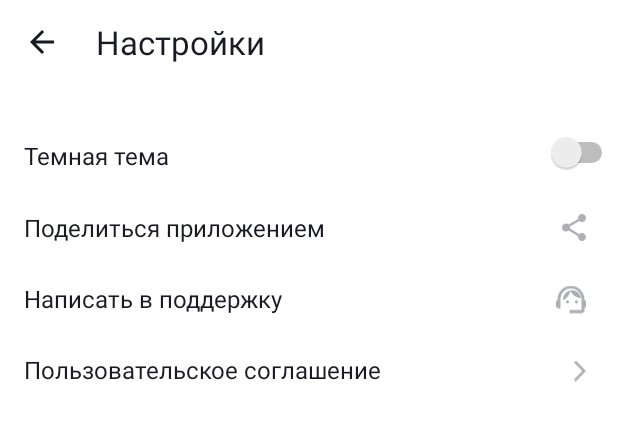
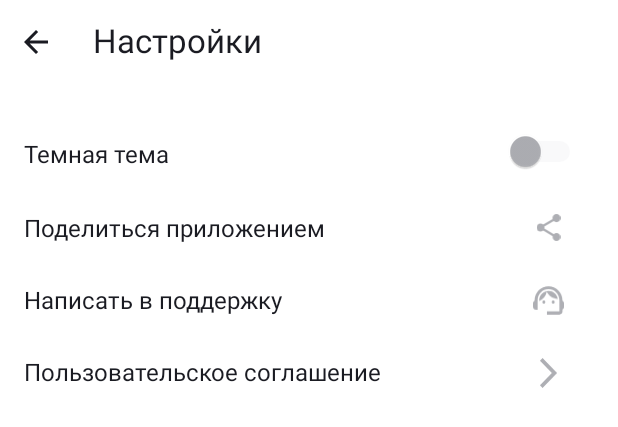
Before and after one commit to MajoritySky2496/Playlist-Maker, an Android app: the layout activity_settings.xml on its own in the app's theme, with its tools: preview values and no code run, on a phone screen of 412 x 824 dp. Shown: the top 427 px of the screen. Run offline under Robolectric (Android 15) with nearby library versions, the phone set to English and light mode, and no system bars.

Commit message:
My Second Commit

```diff
--- a/app/src/main/java/com/example/playlistmaker/MainActivity.kt
+++ b/app/src/main/java/com/example/playlistmaker/MainActivity.kt
@@ -10,19 +10,19 @@ class MainActivity : AppCompatActivity() {
         super.onCreate(savedInstanceState)
         setContentView(R.layout.activity_main)
 
-        val search_button = findViewById<Button>(R.id.search_button)
-        val mediateca_button = findViewById<Button>(R.id.mediateca_button)
-        val setting_button = findViewById<Button>(R.id.settings_button)
+        val searchButton = findViewById<Button>(R.id.search_button)
+        val mediatecaButton = findViewById<Button>(R.id.mediateca_button)
+        val settingButton = findViewById<Button>(R.id.settings_button)
 
-        search_button.setOnClickListener{
+        searchButton.setOnClickListener{
             val displayIntent = Intent(this, SearchActivity::class.java)
             startActivity(displayIntent)
         }
-        mediateca_button.setOnClickListener{
+        mediatecaButton.setOnClickListener{
             val displayIntent = Intent(this, MediatecaActivity::class.java)
             startActivity(displayIntent)
         }
-        setting_button.setOnClickListener{
+        settingButton.setOnClickListener{
             val displayIntent = Intent(this, SettingsActivity::class.java)
             startActivity(displayIntent)
         }
--- /dev/null
+++ b/app/src/main/res/drawable/ic_group.xml
@@ -0,0 +1,18 @@
+<vector xmlns:android="http://schemas.android.com/apk/res/android"
+    android:width="20dp"
+    android:height="19dp"
+    android:viewportWidth="20"
+    android:viewportHeight="19">
+  <path
+      android:pathData="M19,9.32C19,3.83 14.74,0.1 10,0.1C5.31,0.1 1,3.75 1,9.38C0.4,9.72 0,10.36 0,11.1V13.1C0,14.2 0.9,15.1 2,15.1H3V9C3,5.13 6.13,2 10,2C13.87,2 17,5.13 17,9V16.1H9V18.1H17C18.1,18.1 19,17.2 19,16.1V14.88C19.59,14.57 20,13.96 20,13.24V10.94C20,10.24 19.59,9.63 19,9.32Z"
+      android:fillColor="#AEAFB4"/>
+  <path
+      android:pathData="M7,11.1C7.552,11.1 8,10.652 8,10.1C8,9.548 7.552,9.1 7,9.1C6.448,9.1 6,9.548 6,10.1C6,10.652 6.448,11.1 7,11.1Z"
+      android:fillColor="#AEAFB4"/>
+  <path
+      android:pathData="M13,11.1C13.552,11.1 14,10.652 14,10.1C14,9.548 13.552,9.1 13,9.1C12.448,9.1 12,9.548 12,10.1C12,10.652 12.448,11.1 13,11.1Z"
+      android:fillColor="#AEAFB4"/>
+  <path
+      android:pathData="M16,8.13C15.52,5.28 13.04,3.1 10.05,3.1C7.02,3.1 3.76,5.61 4.02,9.55C6.49,8.54 8.35,6.34 8.88,3.66C10.19,6.29 12.88,8.1 16,8.13Z"
+      android:fillColor="#AEAFB4"/>
+</vector>
--- a/app/src/main/res/layout/activity_main.xml
+++ b/app/src/main/res/layout/activity_main.xml
@@ -6,8 +6,7 @@
     xmlns:app="http://schemas.android.com/apk/res-auto"
     android:orientation="vertical"
     android:background="@color/blue"
-    android:paddingStart="17dp"
-    android:paddingEnd="15dp"
+    android:paddingHorizontal="18dp"
     android:paddingTop="16dp"
     android:paddingBottom="28dp">
 
@@ -16,7 +15,7 @@
         android:layout_height="wrap_content"
         android:text="@string/app_name"
         android:textColor="@color/white"
-        android:textStyle="bold"
+        android:textStyle="normal"
         android:textSize="22sp"
         android:layout_gravity="start"/>
 
@@ -37,7 +36,7 @@
             android:backgroundTint="@color/white"
             android:text="@string/title_search"
             android:textColor="@color/black"
-            android:textStyle="bold"
+            android:textStyle="normal"
             android:textSize="@dimen/button_text_size"
             app:icon="@drawable/ic_icon_search"
             app:iconGravity="textStart"
@@ -57,7 +56,7 @@
             android:backgroundTint="@color/white"
             android:text="@string/title_mediateca"
             android:textColor="@color/black"
-            android:textStyle="bold"
+            android:textStyle="normal"
             android:textSize="@dimen/button_text_size"
             app:icon="@drawable/ic_icon_mediateca"
             app:iconGravity="textStart"
@@ -76,7 +75,7 @@
             android:backgroundTint="@color/white"
             android:text="@string/title_settings"
             android:textColor="@color/black"
-            android:textStyle="bold"
+            android:textStyle="normal"
             android:textSize="@dimen/button_text_size"
             app:icon="@drawable/ic_icon_settings"
             app:iconGravity="textStart"
--- a/app/src/main/res/layout/activity_settings.xml
+++ b/app/src/main/res/layout/activity_settings.xml
@@ -6,7 +6,12 @@
     android:layout_height="wrap_content"
     xmlns:app="http://schemas.android.com/apk/res-auto"
     android:orientation="vertical"
-    android:background="@color/white">
+    android:background="@color/white"
+    android:paddingStart ="@dimen/layout_16"
+    android:paddingEnd="@dimen/padding_end_21">
+
+
+
 
 
     <FrameLayout
@@ -19,8 +24,8 @@
             android:layout_width="wrap_content"
             android:layout_height="wrap_content"
             android:layout_gravity="start"
-            android:layout_marginStart="64dp"
-            android:layout_marginTop="13dp"
+            android:layout_marginStart="46dp"
+            android:layout_marginTop="12dp"
             android:text="@string/title_settings"
             android:textColor="@color/black"
             android:textSize="22sp"
@@ -36,7 +41,7 @@
             android:layout_height="@dimen/layout_16"
             android:backgroundTint="@color/white"
             android:layout_marginTop="@dimen/layout_20"
-            android:layout_marginStart="@dimen/layout_20"
+
             android:src="@drawable/left_arrow"/>
 
     </FrameLayout>
@@ -47,21 +52,24 @@
 
 
         <TextView
-            android:layout_width="match_parent"
+            android:layout_width="362dp"
             android:layout_height="wrap_content"
             android:layout_gravity="start"
+            android:paddingTop="@dimen/padding_top_10"
             android:text="@string/dark_theme"
             android:textColor="@color/black"
-            android:textSize="@dimen/text_size_16"
-            android:paddingTop="@dimen/padding_top_10"
-            android:paddingStart="@dimen/padding_start_16"/>
+            android:textSize="@dimen/text_size_16" />
 
         <Switch
             android:layout_width="wrap_content"
             android:layout_height="match_parent"
+            android:textSize="@dimen/text_size_16"
             android:layout_gravity="end"
-            android:layout_marginTop="5dp"
-            tools:ignore="UseSwitchCompatOrMaterialXml" />
+            android:layout_marginTop="6dp"
+            android:trackTint="@color/light_grey"
+            android:thumbTint="@color/grey"
+            android:switchMinWidth="54dp"
+            tools:ignore="UseSwitchCompatOrMaterialXml"/>
     </FrameLayout>
 
 
@@ -77,16 +85,14 @@
             android:text="@string/share_app"
             android:textColor="@color/black"
             android:textSize="@dimen/text_size_16"
-            android:paddingTop="@dimen/padding_top_10"
-            android:paddingStart="@dimen/padding_start_16"/>
+            android:paddingTop="@dimen/padding_top_10"/>
 
         <ImageView
-            android:layout_width="wrap_content"
+            android:layout_width="50dp"
             android:layout_height="wrap_content"
             android:layout_gravity="end"
             android:src="@drawable/ic_share_app"
-            android:paddingTop="@dimen/padding_top_12"
-            android:paddingEnd="@dimen/padding_end_21"/>
+            android:paddingTop="@dimen/padding_top_12"/>
     </FrameLayout>
 
 
@@ -99,41 +105,17 @@
             android:layout_width="match_parent"
             android:layout_height="wrap_content"
             android:layout_gravity="start"
-            android:paddingStart="@dimen/padding_start_16"
             android:paddingTop="@dimen/padding_top_10"
             android:text="@string/write_to_support"
             android:textColor="@color/black"
             android:textSize="@dimen/text_size_16" />
 
         <ImageView
-            android:layout_width="wrap_content"
+            android:layout_width="50dp"
             android:layout_height="match_parent"
             android:layout_gravity="end"
-            android:src="@drawable/write_to_support_1"
-            android:paddingTop="@dimen/padding_top_12"
-            android:paddingEnd="@dimen/padding_end_21"/>
-
-        <ImageView
-            android:layout_width="wrap_content"
-            android:layout_height="wrap_content"
-            android:layout_gravity="end"
-            android:layout_marginTop="15.5dp"
-            android:layout_marginEnd="24.9dp"
-            android:src="@drawable/ic_write_to_support_2" />
-        <ImageView
-            android:layout_width="wrap_content"
-            android:layout_height="wrap_content"
-            android:layout_gravity="end"
-            android:layout_marginTop="@dimen/margin_top_22"
-            android:layout_marginEnd="26.9dp"
-            android:src="@drawable/ic_write_to_support_3" />
-        <ImageView
-            android:layout_width="wrap_content"
-            android:layout_height="wrap_content"
-            android:layout_gravity="end"
-            android:layout_marginTop="@dimen/margin_top_22"
-            android:layout_marginEnd="32.5dp"
-            android:src="@drawable/ic_write_to_support_3" />
+            android:src="@drawable/ic_group"
+            android:paddingTop="@dimen/padding_top_12"/>
 
 
     </FrameLayout>
@@ -150,15 +132,13 @@
             android:text="@string/terms_of_use"
             android:textColor="@color/black"
             android:textSize="@dimen/text_size_16"
-            android:paddingTop="@dimen/padding_top_10"
-            android:paddingStart="@dimen/padding_start_16"/>
+            android:paddingTop="@dimen/padding_top_10"/>
         <ImageView
-            android:layout_width="wrap_content"
+            android:layout_width="50dp"
             android:layout_height="match_parent"
             android:layout_gravity="end"
             android:src="@drawable/ic_terms_of_use"
-            android:paddingTop="@dimen/padding_top_12"
-            android:paddingEnd="@dimen/padding_end_21"/>
+            android:paddingTop="@dimen/padding_top_12"/>
 
     </FrameLayout>
 </LinearLayout>
--- a/app/src/main/res/values/colors.xml
+++ b/app/src/main/res/values/colors.xml
@@ -9,4 +9,6 @@
     <color name="black_2">#000000</color>
     <color name="white">#FFFFFF</color>
     <color name="blue">#3772E7</color>
+    <color name="grey">#AEAFB4</color>
+    <color name="light_grey">#E6E8EB</color>
 </resources>
--- a/app/src/main/res/values/dimens.xml
+++ b/app/src/main/res/values/dimens.xml
@@ -4,7 +4,7 @@
     <dimen name="button_margin_top">16dp</dimen>
     <dimen name="button_text_size">22sp</dimen>
     <dimen name="button_icon_padding">16dp</dimen>
-    <dimen name="framelayout_margin_bottom">15dp</dimen>
+    <dimen name="framelayout_margin_bottom">16dp</dimen>
     <dimen name="text_size_16">16sp</dimen>
     <dimen name="padding_top_10">10dp</dimen>
     <dimen name="padding_top_12">12dp</dimen>
--- a/app/src/main/res/values/themes.xml
+++ b/app/src/main/res/values/themes.xml
@@ -2,13 +2,15 @@
     <!-- Base application theme. -->
     <style name="Theme.PlaylistMaker" parent="Theme.MaterialComponents.DayNight.DarkActionBar">
         <!-- Primary brand color. -->
-        <item name="colorPrimary">@color/purple_500</item>
-        <item name="colorPrimaryVariant">@color/purple_700</item>
+        <item name="colorPrimary">@color/blue</item>
+        <item name="colorPrimaryVariant">@color/blue</item>
         <item name="colorOnPrimary">@color/white</item>
         <!-- Secondary brand color. -->
         <item name="colorSecondary">@color/teal_200</item>
         <item name="colorSecondaryVariant">@color/teal_700</item>
         <item name="colorOnSecondary">@color/black</item>
+        <item name="windowActionBar">false</item>
+        <item name="windowNoTitle">true</item>
         <!-- Status bar color. -->
         <item name="android:statusBarColor" tools:targetApi="l">?attr/colorPrimaryVariant</item>
         <!-- Customize your theme here. -->
```
